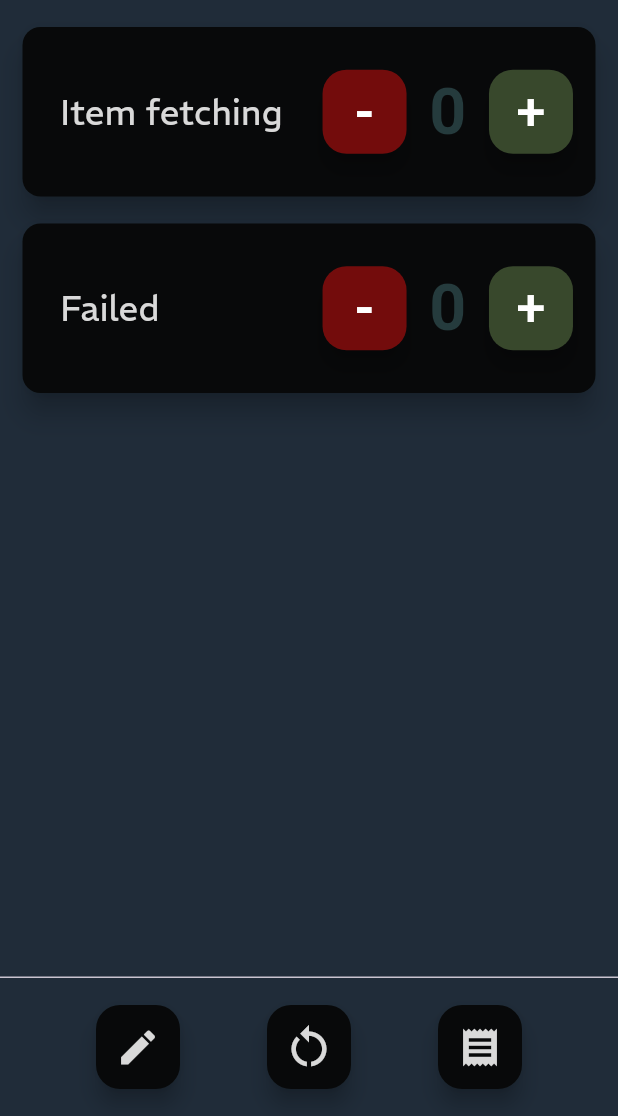
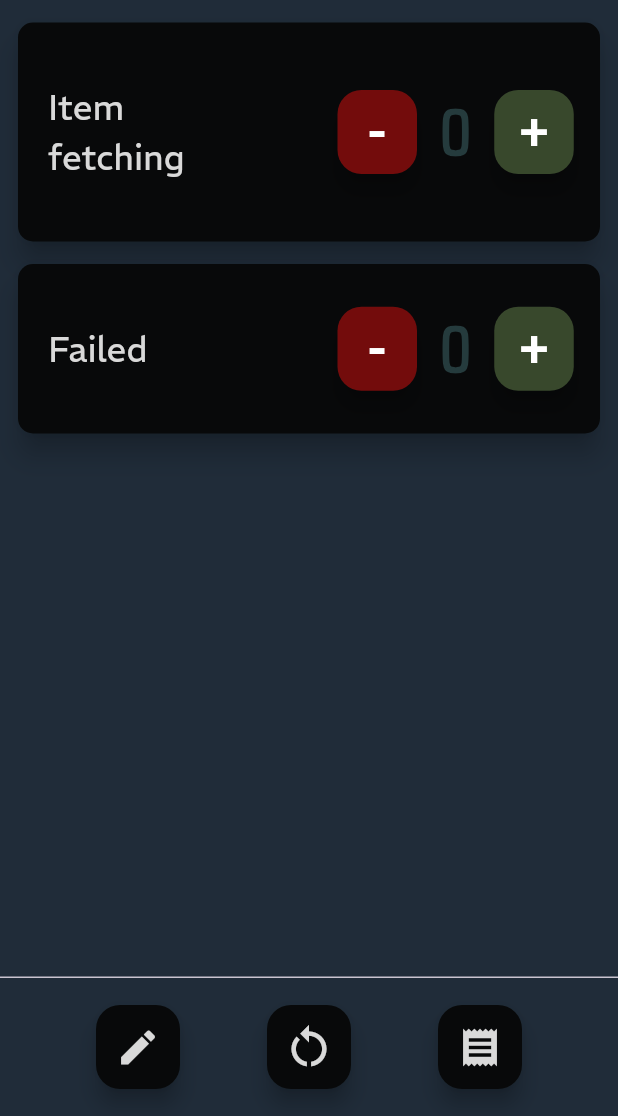
Before and after one commit to dave-nagib/CalcAway, a Flutter app: the screen it shows after launch, after a tap on the "restart alt" icon, on a phone screen of 412 x 824 dp, the part 120-1236 px from its top. Run offline on Flutter 3.47's test engine with Material 3 defaults, Android fonts, the phone set to English and light mode, and no system bars; our stand-ins replace shared_preferences.

Commit message:
Adjusted shape and dimensions of item count widget

```diff
--- a/lib/item_count_widget.dart
+++ b/lib/item_count_widget.dart
@@ -20,12 +20,13 @@ class _ItemCountWidgetState extends State<ItemCountWidget> {
       elevation: 7.5,
       shadowColor: Colors.black,
       color: const Color(0xFF08090A),
-      margin: const EdgeInsets.fromLTRB(15.0, 18.0, 15.0, 0.0),
+      shape: RoundedRectangleBorder(borderRadius: BorderRadius.circular(10.0)),
+      margin: const EdgeInsets.fromLTRB(12.0, 15.0, 12.0, 0.0),
       child: Row(
-        mainAxisAlignment: MainAxisAlignment.spaceEvenly,
+        mainAxisAlignment: MainAxisAlignment.spaceBetween,
         children: [
           Container(
-            padding: const EdgeInsets.fromLTRB(10.0, 40.0, 10.0, 40.0),
+            padding: const EdgeInsets.fromLTRB(20.0, 40.0, 10.0, 40.0),
             width: 170.0,
             child: Text(
               widget.item.name,
@@ -37,7 +38,15 @@ class _ItemCountWidgetState extends State<ItemCountWidget> {
               ),
             ),
           ),
-          FloatingActionButton( // THE SUBTRACT BUTTON
+          Container(
+            width: 175.0,
+            padding: const EdgeInsets.only(right: 17.5),
+            child: Row(
+              mainAxisAlignment: MainAxisAlignment.spaceBetween,
+              children: [
+                SizedBox(
+                  width: 53.0,
+                  child: FloatingActionButton( // THE SUBTRACT BUTTON
                     onPressed: () => {
                       setState(() => {
                         if(widget.item.removeOne()) widget.receipt.removeFromReceipt(widget.item)
@@ -53,15 +62,19 @@ class _ItemCountWidgetState extends State<ItemCountWidget> {
                       ),
                     ),
                   ),
+                ),
                 Text(
                   '${widget.item.count}',
                   style: TextStyle(
                     color: getCountColor(widget.item.count),
+                    fontFamily: 'Saira',
                     fontSize: 43.0,
-              fontWeight: FontWeight.w700
+                    fontWeight: FontWeight.w800
                   ),
                 ),
-          FloatingActionButton( // THE ADD BUTTON
+                SizedBox(
+                  width: 53.0,
+                  child: FloatingActionButton( // THE ADD BUTTON
                     onPressed: () => {
                       setState(() => {
                         if(widget.item.addOne()) widget.receipt.addToReceipt(widget.item)
@@ -76,6 +89,10 @@ class _ItemCountWidgetState extends State<ItemCountWidget> {
                       ),
                     ),
                   ),
+                ),
+              ],
+            ),
+          ),
         ],
       ),
     );
```
Lines whose indentation alone changed are shown as unchanged.
